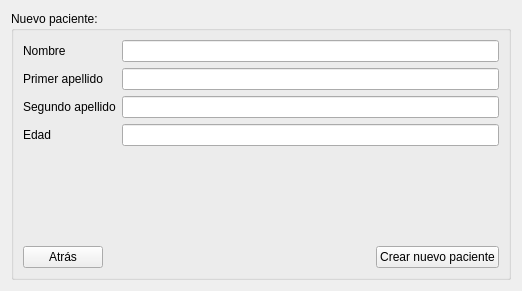
Old version of the form components/therapyManager/src/player.ui in the repository robocomp/robotherapy.
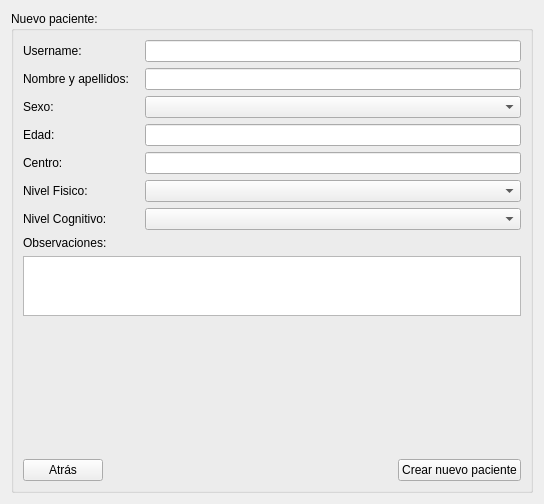
New version of the form.

Commit message: therapymanager now writes and reads therapist and patient information from the database

```diff
--- a/components/therapyManager/src/player.ui
+++ b/components/therapyManager/src/player.ui
@@ -6,8 +6,8 @@
    <rect>
     <x>0</x>
     <y>0</y>
-    <width>522</width>
-    <height>291</height>
+    <width>544</width>
+    <height>504</height>
    </rect>
   </property>
   <property name="windowTitle">
@@ -22,46 +22,174 @@
      <layout class="QVBoxLayout" name="verticalLayout_2">
       <item>
        <layout class="QFormLayout" name="formLayout">
+        <property name="fieldGrowthPolicy">
+         <enum>QFormLayout::AllNonFixedFieldsGrow</enum>
+        </property>
         <item row="0" column="0">
-         <widget class="QLabel" name="name_player_label">
+         <widget class="QLabel" name="label_2">
           <property name="text">
-           <string>Nombre</string>
+           <string>Username:</string>
           </property>
          </widget>
         </item>
+        <item row="0" column="1">
+         <widget class="QLineEdit" name="username_patient_lineedit"/>
+        </item>
         <item row="1" column="0">
-         <widget class="QLabel" name="surname1_player_label">
+         <widget class="QLabel" name="name_player_label">
           <property name="text">
-           <string>Primer apellido</string>
+           <string>Nombre y apellidos:   </string>
           </property>
          </widget>
         </item>
+        <item row="1" column="1">
+         <widget class="QLineEdit" name="name_patient_lineedit"/>
+        </item>
         <item row="2" column="0">
          <widget class="QLabel" name="surname2_player_label">
           <property name="text">
-           <string>Segundo apellido</string>
+           <string>Sexo:</string>
           </property>
          </widget>
         </item>
         <item row="3" column="0">
          <widget class="QLabel" name="age_player_label">
           <property name="text">
-           <string>Edad</string>
+           <string>Edad:</string>
           </property>
          </widget>
         </item>
-        <item row="0" column="1">
-         <widget class="QLineEdit" name="name_player_lineedit"/>
-        </item>
-        <item row="1" column="1">
-         <widget class="QLineEdit" name="surname1_player_lineedit"/>
-        </item>
-        <item row="2" column="1">
-         <widget class="QLineEdit" name="surname2_player_lineedit"/>
-        </item>
         <item row="3" column="1">
          <widget class="QLineEdit" name="age_player_lineedit"/>
         </item>
+        <item row="4" column="0">
+         <widget class="QLabel" name="label_6">
+          <property name="text">
+           <string>Centro:</string>
+          </property>
+         </widget>
+        </item>
+        <item row="4" column="1">
+         <widget class="QLineEdit" name="centro_lineedit"/>
+        </item>
+        <item row="5" column="0">
+         <widget class="QLabel" name="label_3">
+          <property name="text">
+           <string>Nivel Fisico:</string>
+          </property>
+         </widget>
+        </item>
+        <item row="5" column="1">
+         <widget class="QComboBox" name="nfisico_combobox">
+          <item>
+           <property name="text">
+            <string/>
+           </property>
+          </item>
+          <item>
+           <property name="text">
+            <string>5</string>
+           </property>
+          </item>
+          <item>
+           <property name="text">
+            <string>4</string>
+           </property>
+          </item>
+          <item>
+           <property name="text">
+            <string>3</string>
+           </property>
+          </item>
+          <item>
+           <property name="text">
+            <string>2</string>
+           </property>
+          </item>
+          <item>
+           <property name="text">
+            <string>1</string>
+           </property>
+          </item>
+         </widget>
+        </item>
+        <item row="6" column="0">
+         <widget class="QLabel" name="label_5">
+          <property name="text">
+           <string>Nivel Cognitivo:</string>
+          </property>
+         </widget>
+        </item>
+        <item row="6" column="1">
+         <widget class="QComboBox" name="ncognitivo_lineedit">
+          <item>
+           <property name="text">
+            <string/>
+           </property>
+          </item>
+          <item>
+           <property name="text">
+            <string>5</string>
+           </property>
+          </item>
+          <item>
+           <property name="text">
+            <string>4</string>
+           </property>
+          </item>
+          <item>
+           <property name="text">
+            <string>3</string>
+           </property>
+          </item>
+          <item>
+           <property name="text">
+            <string>2</string>
+           </property>
+          </item>
+          <item>
+           <property name="text">
+            <string>1</string>
+           </property>
+          </item>
+         </widget>
+        </item>
+        <item row="7" column="0">
+         <widget class="QLabel" name="label_4">
+          <property name="text">
+           <string>Observaciones:</string>
+          </property>
+         </widget>
+        </item>
+        <item row="8" column="0" colspan="2">
+         <widget class="QPlainTextEdit" name="observaciones_patient_plaintext">
+          <property name="maximumSize">
+           <size>
+            <width>16777215</width>
+            <height>60</height>
+           </size>
+          </property>
+         </widget>
+        </item>
+        <item row="2" column="1">
+         <widget class="QComboBox" name="sexo_combobox">
+          <item>
+           <property name="text">
+            <string/>
+           </property>
+          </item>
+          <item>
+           <property name="text">
+            <string>Hombre</string>
+           </property>
+          </item>
+          <item>
+           <property name="text">
+            <string>Mujer</string>
+           </property>
+          </item>
+         </widget>
+        </item>
        </layout>
       </item>
       <item>
```
Left out of the diff: 2 changed lines with no effect on the pictures. The commit also changes 10 other files.
